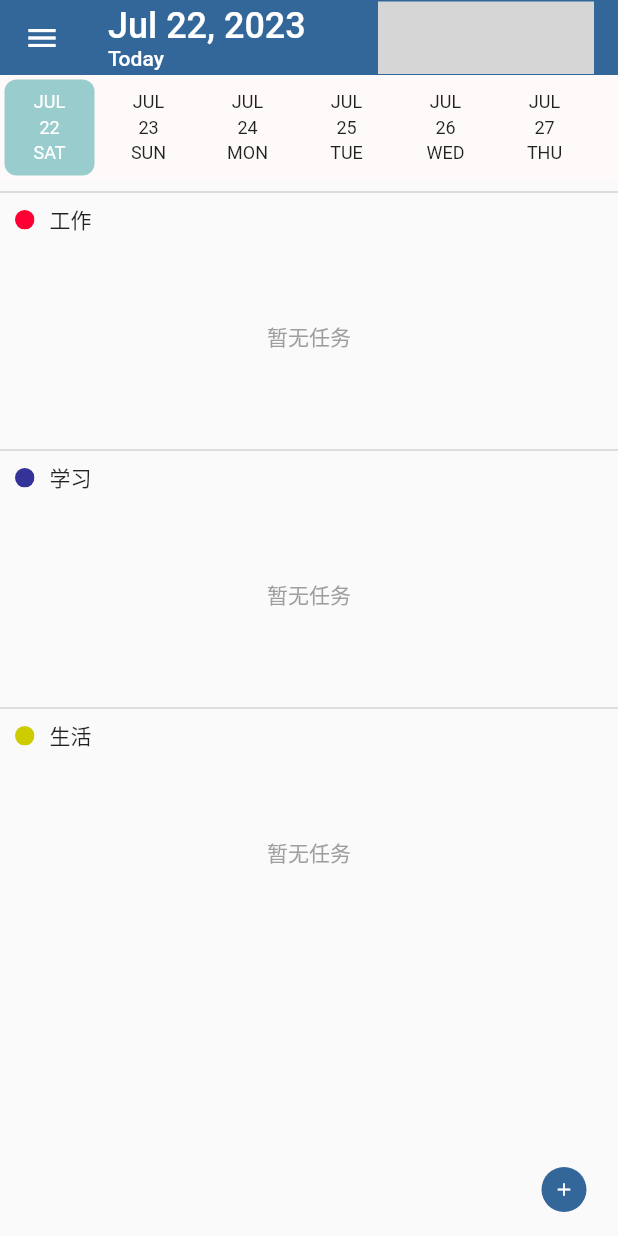
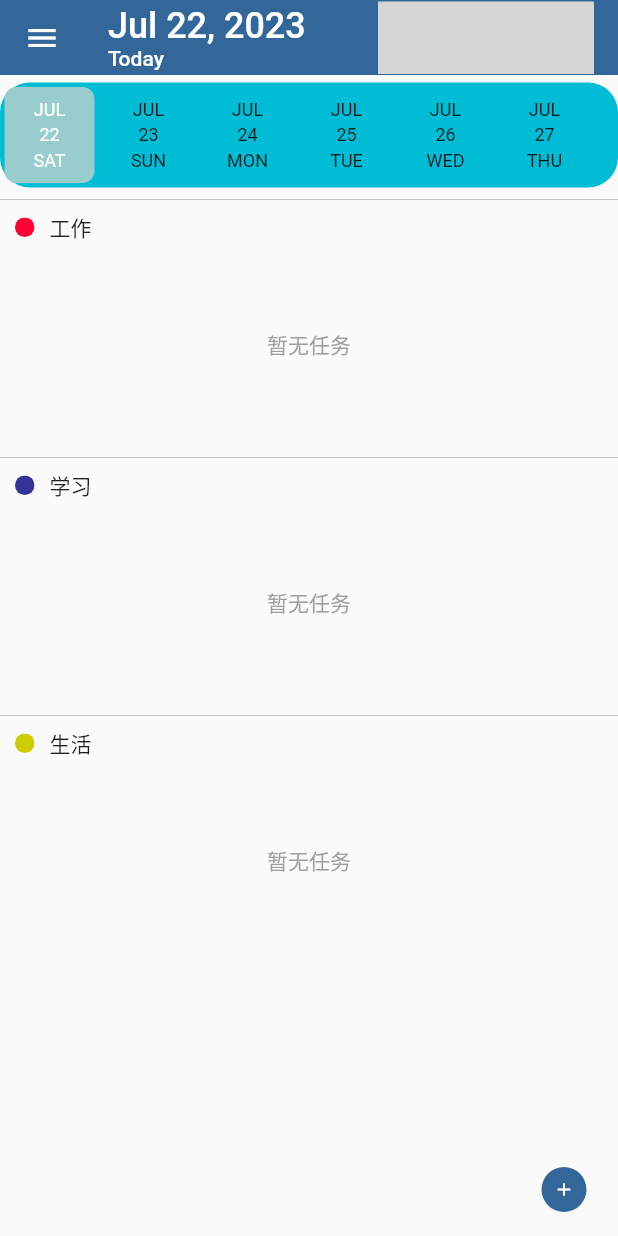
Before and after one commit to shen0909/task_windows, a Flutter app: the screen it shows after launch, in the side drawer, after a tap on the "add" icon, on a phone screen of 412 x 824 dp. Run offline on Flutter 3.47's test engine with Material 2 defaults, Android fonts, the phone set to English and light mode, and no system bars; drawn by our look-alikes of date_picker_timeline; our stand-ins replace calendar_date_picker2, event_bus, flutter_slidable, get, roundcheckbox and 2 more; missing offline and left inert: bitsdojo_window, dart:ffi, window_manager; accounts and stored records are empty; grey boxes are pictures that could not be loaded.

Commit message:
分支-更新创建数据库的优先级、和初始页面溢出问题
分支-更新创建数据库的优先级、和初始页面溢出问题

```diff
--- a/lib/common/db_helper.dart
+++ b/lib/common/db_helper.dart
@@ -62,7 +62,8 @@ class DBHelper{
                   "createTime STRING,"
                   "completeTime STRING,"
                   "repeat STRING,"
-                  "isCompleted INTEGER"
+                  "isCompleted INTEGER,"
+                  "priority INTEGER"
                   ")"
             );
           }
--- a/lib/pages/sidePage/all_task.dart
+++ b/lib/pages/sidePage/all_task.dart
@@ -3,13 +3,11 @@ import 'package:flutter/material.dart';
 import 'package:flutter_slidable/flutter_slidable.dart';
 import 'package:get/get.dart';
 import 'package:get/get_core/src/get_main.dart';
-import 'package:intl/intl.dart';
 import 'package:roundcheckbox/roundcheckbox.dart';
 import 'package:task_windows/common/TColors.dart';
 import 'package:task_windows/common/TaskModel.dart';
 import 'package:task_windows/common/eventbus.dart';
 import 'package:task_windows/pages/task_page/modify_task_info/modify_task_info_view.dart';
-import 'package:task_windows/pages/task_page/taskContent/task_info.dart';
 import 'package:task_windows/pages/task_page/task_page_logic.dart';
 import 'package:task_windows/widget/page_top_bar.dart';
 
@@ -20,7 +18,6 @@ class AllTask extends StatelessWidget {
 
     List<Task> allTask=Get.find<TaskPageLogic>().state.allTask;
     List<Map<int,bool>> allValue=Get.find<TaskPageLogic>().state.allValue;
-
 
     return Scaffold(
         appBar:PageTopBar(
@@ -116,9 +113,12 @@ class AllTask extends StatelessWidget {
                        ],
                      ),
                      child: InkWell(
-                       onLongPress: () {
+                       /*onLongPress: () {
                          print("长按要删除的任务是:${allTask[index].toJson()}");
                          logic.onLonpressDelete(allTask[index]);
+                       },*/
+                       onTap: (){
+                         print("展示任务详情");
                        },
                        child: Container(
                          height: 45,
--- a/lib/pages/task_page/add_task/add_task_view.dart
+++ b/lib/pages/task_page/add_task/add_task_view.dart
@@ -1,6 +1,5 @@
 import 'package:flutter/material.dart';
 import 'package:get/get.dart';
-import 'package:roundcheckbox/roundcheckbox.dart';
 import 'package:task_windows/common/TColors.dart';
 import 'package:task_windows/widget/page_top_bar.dart';
 import 'package:task_windows/widget/textInputField.dart';
@@ -26,7 +25,7 @@ class AddTaskPage extends StatelessWidget {
     return GetBuilder<AddTaskLogic>(builder: (logic) {
       return Container(
         padding: EdgeInsets.only(left: 20,right: 20),
-        color: Tcolor.BackgroudColor,
+        // color: Tcolor.BackgroudColor,
         child: Column(
           children: [
             Container(
--- a/lib/pages/task_page/task_page_view.dart
+++ b/lib/pages/task_page/task_page_view.dart
@@ -1,12 +1,8 @@
 import 'package:date_picker_timeline/date_picker_timeline.dart';
 import 'package:flutter/material.dart';
-import 'package:flutter_slidable/flutter_slidable.dart';
 import 'package:get/get.dart';
 import 'package:intl/intl.dart';
-import 'package:roundcheckbox/roundcheckbox.dart';
 import 'package:task_windows/common/TColors.dart';
-import 'package:task_windows/common/TaskModel.dart';
-import 'package:task_windows/pages/task_page/modify_task_info/modify_task_info_view.dart';
 import 'package:task_windows/pages/task_page/taskContent/task_info.dart';
 import 'package:task_windows/pages/task_page/type_Page/detail_page.dart';
 import 'task_page_logic.dart';
@@ -20,12 +16,19 @@ class TaskPagePage extends StatelessWidget {
     final state = Get.find<TaskPageLogic>().state;
     return  GetBuilder<TaskPageLogic>(builder: (logic) {
       return Container(
-        child: Column(
+        child: ListView(
           children: [
+            Column(
+              children: [
+                SizedBox(height: 5,),
                 //DatePicker不支持水平滑动
                 Container(
                   width: 500,
-              color: Tcolor.BackgroudColor,
+                  decoration: BoxDecoration(
+                    color: Colors.cyan,
+                    // color: Tcolor.BackgroudColor,
+                    borderRadius: BorderRadius.all(Radius.circular(20))
+                  ),
                   child: DatePicker(
                     height: 70,
                     /*开始日期*/
@@ -60,6 +63,7 @@ class TaskPagePage extends StatelessWidget {
                   return allPage(state);
                 })
             ],
+          )],
         ),
       );
     });
--- a/lib/pages/task_page/type_Page/detail_page.dart
+++ b/lib/pages/task_page/type_Page/detail_page.dart
@@ -1,15 +1,12 @@
 import 'package:flutter/cupertino.dart';
 import 'package:flutter/material.dart';
-import 'package:flutter_slidable/flutter_slidable.dart';
 import 'package:get/get.dart';
 import 'package:get/get_core/src/get_main.dart';
-import 'package:roundcheckbox/roundcheckbox.dart';
-import 'package:task_windows/common/TColors.dart';
 import 'package:task_windows/common/TaskModel.dart';
-import 'package:task_windows/pages/task_page/modify_task_info/modify_task_info_view.dart';
 import 'package:task_windows/pages/task_page/taskContent/task_info.dart';
 import 'package:task_windows/pages/task_page/task_page_logic.dart';
 
+//单个任务的展开页
 class DetailType extends StatelessWidget {
 
   String title;
```
Lines whose indentation alone changed are shown as unchanged.
